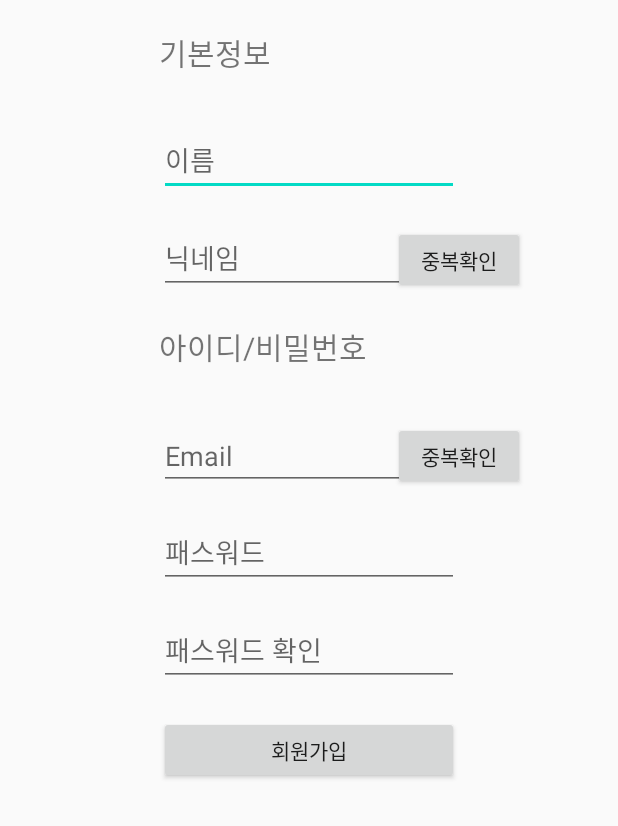
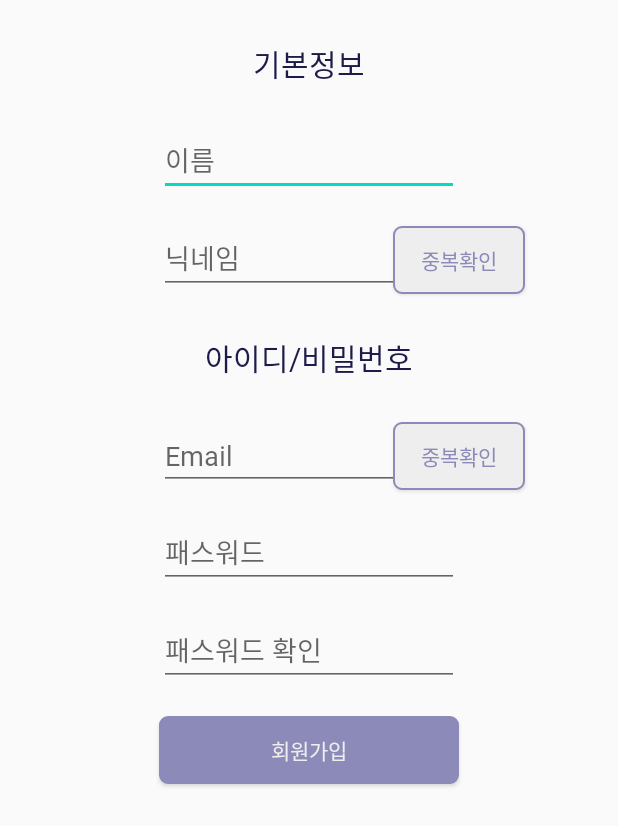
Before and after one commit to dldbdud314/2020-ss-software-contest, an Android app: the SignUpActivity screen opened directly, with no data from a screen before it, on a phone screen of 412 x 824 dp. Shown: the top 826 px of the screen. Run offline under Robolectric (Android 15) with nearby library versions, the phone set to English and light mode, and no system bars.

Commit message:
디자인 검토 요청, 중앙정렬 매우 하고 싶음

```diff
--- /dev/null
+++ b/capstone/app/src/main/res/drawable/button_background1.xml
@@ -0,0 +1,12 @@
+<?xml version="1.0" encoding="utf-8"?>
+<shape xmlns:android="http://schemas.android.com/apk/res/android">
+    <solid android:color="#8C8AB8" />
+    <corners
+        android:bottomLeftRadius="5dp"
+        android:topLeftRadius="5dp"
+        android:topRightRadius="5dp"
+        android:bottomRightRadius="5dp" />
+    <stroke
+        android:width="1dp"
+        android:color="#8C8AB8" />
+</shape>
--- /dev/null
+++ b/capstone/app/src/main/res/drawable/button_background2.xml
@@ -0,0 +1,12 @@
+<?xml version="1.0" encoding="utf-8"?>
+<shape xmlns:android="http://schemas.android.com/apk/res/android">
+    <solid android:color="#eeeeee" />
+    <corners
+        android:bottomLeftRadius="5dp"
+        android:topLeftRadius="5dp"
+        android:topRightRadius="5dp"
+        android:bottomRightRadius="5dp" />
+    <stroke
+        android:width="1dp"
+        android:color="#8C8AB8" />
+</shape>
--- a/capstone/app/src/main/res/layout/signin_page.xml
+++ b/capstone/app/src/main/res/layout/signin_page.xml
@@ -14,6 +14,8 @@
         android:ems="10"
         android:text="로그인"
         android:textSize="20dp"
+        android:fontFamily="@font/tt"
+        android:textColor="#1D1B4A"
         app:layout_constraintEnd_toEndOf="parent"
         app:layout_constraintStart_toStartOf="parent"
         app:layout_constraintTop_toTopOf="parent"/>
@@ -25,6 +27,7 @@
         android:layout_marginTop="20dp"
         android:ems="10"
         android:hint="Email"
+        android:fontFamily="@font/sam600"
         android:inputType="textPersonName"
         app:layout_constraintEnd_toEndOf="@+id/tv_basic"
         app:layout_constraintStart_toStartOf="@+id/tv_basic"
@@ -37,6 +40,7 @@
         android:layout_marginTop="20dp"
         android:ems="10"
         android:hint="패스워드"
+        android:fontFamily="@font/sam600"
         android:inputType="textPersonName"
         app:layout_constraintEnd_toEndOf="@+id/et_id"
         app:layout_constraintStart_toStartOf="@+id/et_id"
@@ -48,6 +52,9 @@
         android:layout_height="45dp"
         android:layout_marginTop="20dp"
         android:text="로그인"
+        android:fontFamily="@font/sam600"
+        android:background="@drawable/button_background1"
+        android:textColor="#eeeeee"
         android:clickable="true"
         android:onClick="btn_signIn"
         app:layout_constraintEnd_toEndOf="@+id/et_pass"
@@ -64,16 +71,21 @@
         android:ems="10"
         android:text="아직도 회원이 아니신가요?"
         android:textSize="15dp"
+        android:fontFamily="@font/tt"
+        android:textColor="#1D1B4A"
         app:layout_constraintEnd_toEndOf="@+id/btn_signIn"
         app:layout_constraintStart_toStartOf="@+id/btn_signIn"
         app:layout_constraintTop_toBottomOf="@+id/btn_signIn"/>
 
     <Button
         android:id="@+id/btn_moveSignUp"
-        android:layout_width="100dp"
+        android:layout_width="97dp"
         android:layout_height="45dp"
         android:layout_marginTop="20dp"
         android:text="회원가입"
+        android:fontFamily="@font/sam600"
+        android:background="@drawable/button_background2"
+        android:textColor="#8C8AB8"
         android:clickable="true"
         android:onClick="btn_signIn"
         app:layout_constraintEnd_toEndOf="@+id/tv_moveSignUp"
@@ -82,11 +94,14 @@
 
     <Button
         android:id="@+id/btn_find"
-        android:layout_width="100dp"
+        android:layout_width="97dp"
         android:layout_height="45dp"
         android:layout_marginTop="20dp"
         android:text="아이디/비밀번호 찾기"
         android:textSize="8dp"
+        android:fontFamily="@font/sam600"
+        android:background="@drawable/button_background2"
+        android:textColor="#8C8AB8"
         android:clickable="true"
         android:onClick="btn_signIn"
         app:layout_constraintStart_toStartOf="@+id/tv_moveSignUp"
--- a/capstone/app/src/main/res/layout/signup_page.xml
+++ b/capstone/app/src/main/res/layout/signup_page.xml
@@ -10,9 +10,12 @@
             android:layout_width="200dp"
             android:layout_height="45dp"
             android:layout_marginTop="20dp"
+            android:gravity="center"
             android:ems="10"
             android:text="기본정보"
             android:textSize="20dp"
+            android:fontFamily="@font/tt"
+            android:textColor="#1D1B4A"
             app:layout_constraintEnd_toEndOf="parent"
             app:layout_constraintStart_toStartOf="parent"
             app:layout_constraintTop_toTopOf="parent"/>
@@ -24,6 +27,7 @@
             android:layout_marginTop="20dp"
             android:ems="10"
             android:hint="이름"
+            android:fontFamily="@font/sam600"
             android:inputType="textPersonName"
             app:layout_constraintEnd_toEndOf="parent"
             app:layout_constraintStart_toStartOf="parent"
@@ -36,6 +40,7 @@
             android:layout_marginTop="20dp"
             android:ems="10"
             android:hint="닉네임"
+            android:fontFamily="@font/sam600"
             android:inputType="textPersonName"
             app:layout_constraintEnd_toEndOf="@+id/et_name"
             app:layout_constraintStart_toStartOf="@+id/et_name"
@@ -46,9 +51,12 @@
             android:layout_width="200dp"
             android:layout_height="45dp"
             android:layout_marginTop="20dp"
+            android:gravity="center"
             android:ems="10"
             android:text="아이디/비밀번호"
             android:textSize="20dp"
+            android:fontFamily="@font/tt"
+            android:textColor="#1D1B4A"
             app:layout_constraintEnd_toEndOf="@id/et_nickname"
             app:layout_constraintStart_toStartOf="@id/et_nickname"
             app:layout_constraintTop_toBottomOf="@id/et_nickname"/>
@@ -60,6 +68,7 @@
             android:layout_marginTop="20dp"
             android:ems="10"
             android:hint="Email"
+            android:fontFamily="@font/sam600"
             android:inputType="textPersonName"
             app:layout_constraintEnd_toEndOf="@+id/et_nickname"
             app:layout_constraintStart_toStartOf="@+id/et_nickname"
@@ -72,6 +81,7 @@
             android:layout_marginTop="20dp"
             android:ems="10"
             android:hint="패스워드"
+            android:fontFamily="@font/sam600"
             android:inputType="textPersonName"
             app:layout_constraintEnd_toEndOf="@+id/et_id"
             app:layout_constraintStart_toStartOf="@+id/et_id"
@@ -84,6 +94,7 @@
             android:layout_marginTop="20dp"
             android:ems="10"
             android:hint="패스워드 확인"
+            android:fontFamily="@font/sam600"
             android:inputType="textPersonName"
             app:layout_constraintEnd_toEndOf="@+id/et_pass"
             app:layout_constraintStart_toStartOf="@+id/et_pass"
@@ -95,6 +106,9 @@
             android:layout_height="45dp"
             android:layout_marginTop="20dp"
             android:text="회원가입"
+            android:fontFamily="@font/sam600"
+            android:background="@drawable/button_background1"
+            android:textColor="#eeeeee"
             android:clickable="true"
             android:onClick="btn_signup"
             app:layout_constraintEnd_toEndOf="@+id/et_passck"
@@ -106,8 +120,10 @@
             android:id="@+id/validateButton"
             android:layout_width="wrap_content"
             android:layout_height="45dp"
-            android:layout_marginTop="28dp"
             android:text="중복확인"
+            android:fontFamily="@font/sam600"
+            android:background="@drawable/button_background2"
+            android:textColor="#8C8AB8"
             app:layout_constraintEnd_toEndOf="@+id/et_nickname"
             app:layout_constraintHorizontal_bias="0.058"
             app:layout_constraintStart_toEndOf="@+id/et_nickname"
@@ -117,8 +133,10 @@
             android:id="@+id/validateButton_nick"
             android:layout_width="wrap_content"
             android:layout_height="45dp"
-            android:layout_marginTop="28dp"
             android:text="중복확인"
+            android:fontFamily="@font/sam600"
+            android:background="@drawable/button_background2"
+            android:textColor="#8C8AB8"
             app:layout_constraintEnd_toEndOf="@+id/et_nickname"
             app:layout_constraintHorizontal_bias="0.058"
             app:layout_constraintStart_toEndOf="@+id/et_nickname"
```
